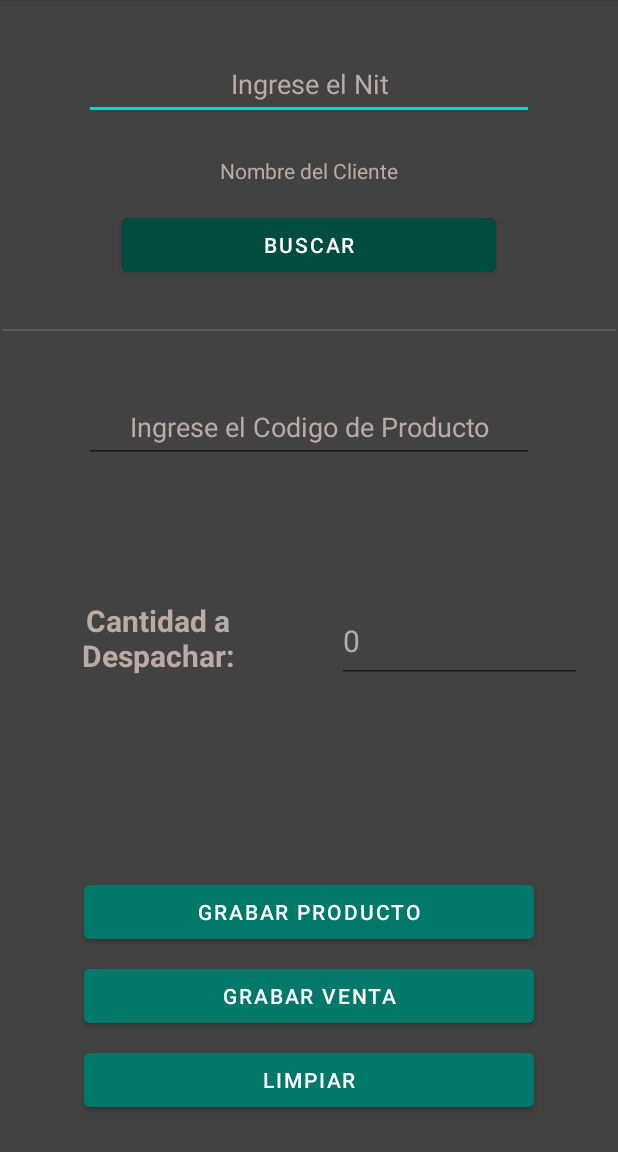
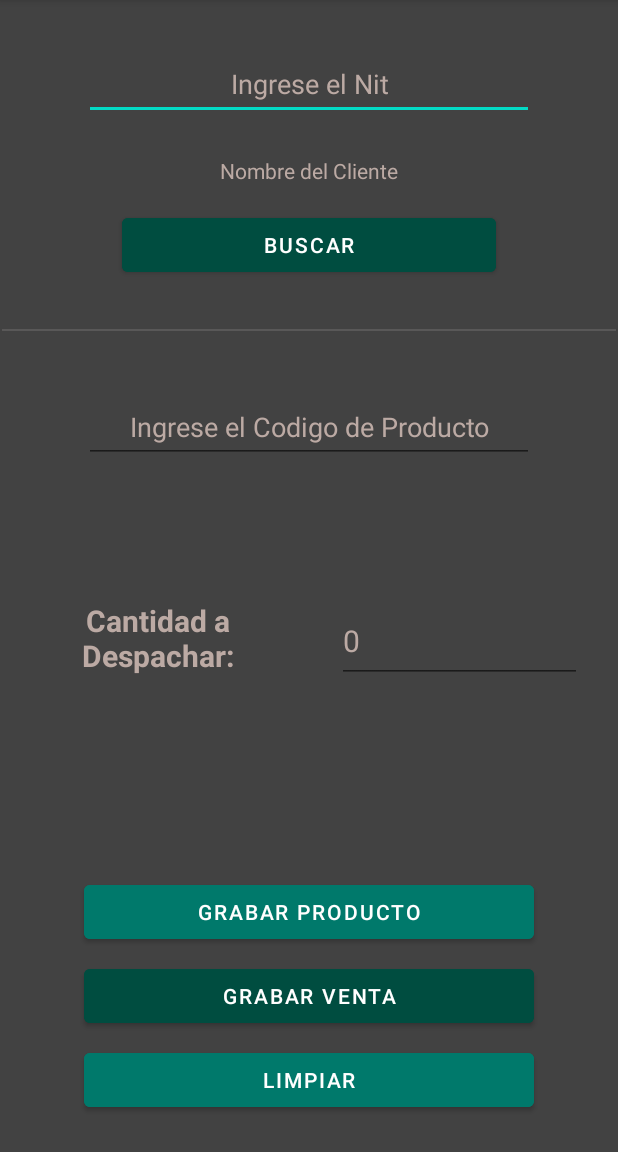
Before and after one commit to Isaac6010/ProyectoBDA, an Android app: the ventas screen opened directly, with no data from a screen before it, on a phone screen of 412 x 824 dp, the part 84-1236 px from its top. Run offline under Robolectric (Android 15) with nearby library versions, the phone set to English and light mode, and no system bars.

Commit message:
Cambio de color a boton

```diff
--- a/app/src/main/res/layout/activity_ventas.xml
+++ b/app/src/main/res/layout/activity_ventas.xml
@@ -133,7 +133,7 @@
         android:layout_width="300dp"
         android:layout_height="wrap_content"
         android:layout_marginBottom="8dp"
-        android:backgroundTint="#00796B"
+        android:backgroundTint="#004D40"
         android:text="@string/btnGrabar"
         app:layout_constraintBottom_toTopOf="@+id/btnLimpiarVentas"
         app:layout_constraintEnd_toEndOf="parent"
```
